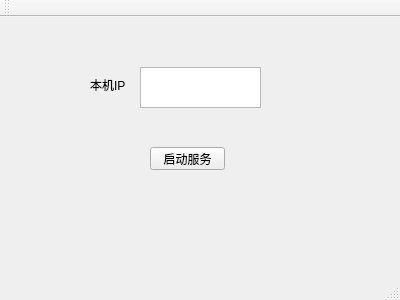
Qt form PasswordHost/mainwindow.ui (chailyuan/pshost) before a commit.
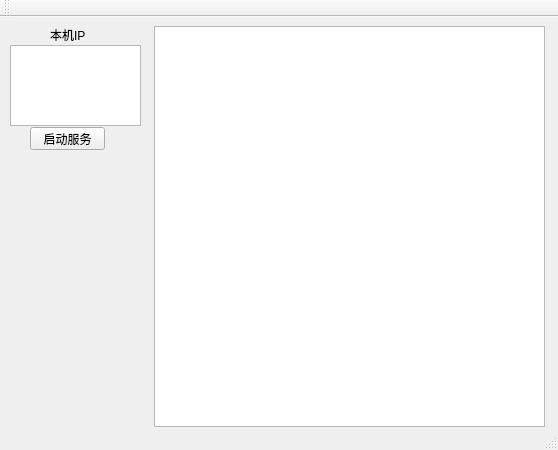
The same form after that commit.

The edit to the form file:
```diff
--- a/PasswordHost/mainwindow.ui
+++ b/PasswordHost/mainwindow.ui
@@ -6,8 +6,8 @@
    <rect>
     <x>0</x>
     <y>0</y>
-    <width>400</width>
-    <height>300</height>
+    <width>558</width>
+    <height>450</height>
    </rect>
   </property>
   <property name="windowTitle">
@@ -17,8 +17,8 @@
    <widget class="QPushButton" name="pushButton">
     <property name="geometry">
      <rect>
-      <x>150</x>
-      <y>130</y>
+      <x>30</x>
+      <y>110</y>
       <width>75</width>
       <height>23</height>
      </rect>
@@ -30,9 +30,9 @@
    <widget class="QLabel" name="label">
     <property name="geometry">
      <rect>
-      <x>90</x>
-      <y>60</y>
-      <width>41</width>
+      <x>50</x>
+      <y>10</y>
+      <width>36</width>
       <height>16</height>
      </rect>
     </property>
@@ -43,26 +43,26 @@
    <widget class="QTextEdit" name="textEdit">
     <property name="geometry">
      <rect>
-      <x>140</x>
-      <y>50</y>
-      <width>121</width>
-      <height>41</height>
+      <x>10</x>
+      <y>28</y>
+      <width>131</width>
+      <height>81</height>
      </rect>
     </property>
     <property name="readOnly">
      <bool>true</bool>
     </property>
    </widget>
-  </widget>
-  <widget class="QMenuBar" name="menuBar">
-   <property name="geometry">
-    <rect>
-     <x>0</x>
-     <y>0</y>
-     <width>400</width>
-     <height>23</height>
-    </rect>
-   </property>
+   <widget class="QTableView" name="outputTableView">
+    <property name="geometry">
+     <rect>
+      <x>154</x>
+      <y>9</y>
+      <width>391</width>
+      <height>401</height>
+     </rect>
+    </property>
+   </widget>
   </widget>
   <widget class="QToolBar" name="mainToolBar">
    <attribute name="toolBarArea">
```
